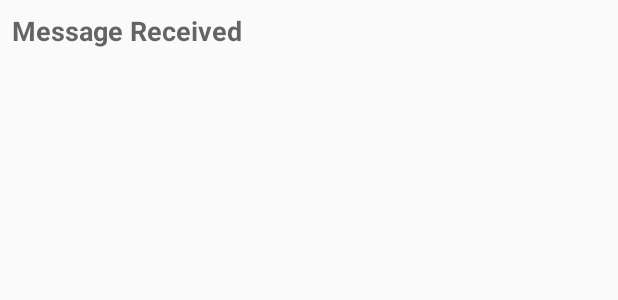
After one commit to kevinandrianliu/IF-3111-Android-2-, an Android app: the layout activity_second.xml on its own in the app's theme, with its tools: preview values and no code run, on a phone screen of 412 x 824 dp. The commit adds this screen. Shown: the top 300 px of the screen. Run offline under Robolectric (Android 15) with nearby library versions, the phone set to English and light mode, and no system bars.

Commit message:
Create and launch the second activity

```diff
--- a/app/src/main/java/com/example/android/twoactivities/MainActivity.java
+++ b/app/src/main/java/com/example/android/twoactivities/MainActivity.java
@@ -1,5 +1,6 @@
 package com.example.android.twoactivities;
 
+import android.content.Intent;
 import android.support.v7.app.AppCompatActivity;
 import android.os.Bundle;
 import android.util.Log;
@@ -16,5 +17,7 @@ public class MainActivity extends AppCompatActivity {
 
     public void launchSecondActivity(View view) {
         Log.d(LOG_TAG, "Button clicked!");
+        Intent intent = new Intent(this, SecondActivity.class);
+        startActivity(intent);
     }
 }
--- /dev/null
+++ b/app/src/main/res/layout/activity_second.xml
@@ -0,0 +1,21 @@
+<?xml version="1.0" encoding="utf-8"?>
+<RelativeLayout xmlns:android="http://schemas.android.com/apk/res/android"
+    xmlns:app="http://schemas.android.com/apk/res-auto"
+    xmlns:tools="http://schemas.android.com/tools"
+    android:layout_width="match_parent"
+    android:layout_height="match_parent"
+    android:paddingLeft="@dimen/activity_horizontal_margin"
+    android:paddingTop="@dimen/activity_vertical_margin"
+    android:paddingRight="@dimen/activity_horizontal_margin"
+    android:paddingBottom="@dimen/activity_vertical_margin"
+    tools:context=".SecondActivity">
+
+    <TextView
+        android:id="@+id/text_header"
+        android:layout_width="wrap_content"
+        android:layout_height="wrap_content"
+        android:layout_marginBottom="@dimen/activity_vertical_margin"
+        android:text="@string/text_header"
+        android:textAppearance="?android:attr/textAppearanceMedium"
+        android:textStyle="bold" />
+</RelativeLayout>
--- a/app/src/main/res/values/strings.xml
+++ b/app/src/main/res/values/strings.xml
@@ -1,4 +1,6 @@
 <resources>
     <string name="app_name">Two Activities</string>
     <string name="button_main">Send</string>
+    <string name="activity2_name">Second Activity</string>
+    <string name="text_header">Message Received</string>
 </resources>
```
Also changed, not shown: app/src/main/AndroidManifest.xml (+8 -0 lines), app/src/main/java/com/example/android/twoactivities/SecondActivity.java (added, +13 -0 lines).
